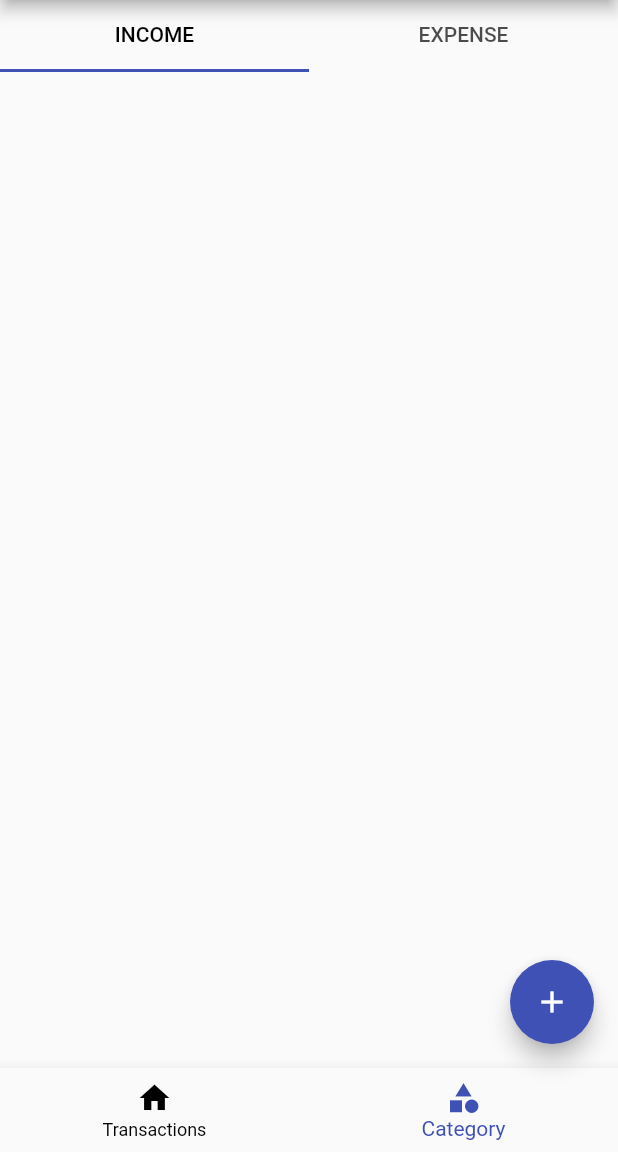
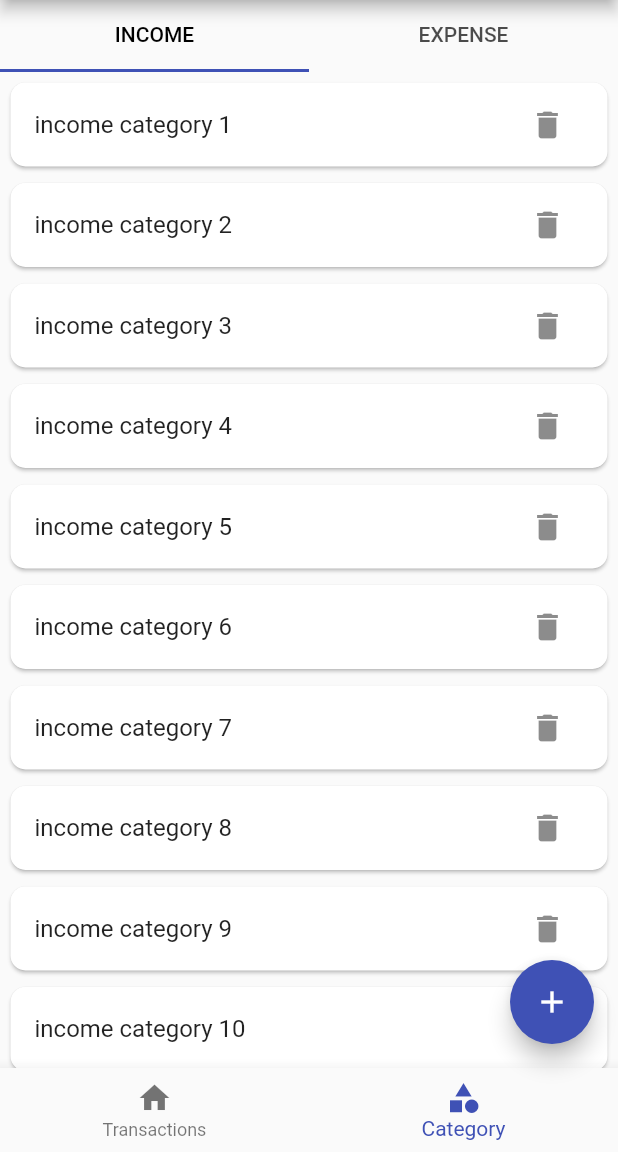
Before and after one commit to nijaskhan/Money-Manager-MobileApp, a Flutter app: the screen it shows after launch, item 2 of the bottom bar chosen, on a phone screen of 412 x 824 dp, the part 84-1236 px from its top. Run offline on Flutter 3.47's test engine with Material 2 defaults, Android fonts, the light colour scheme and no system bars.

Commit message:
expense and income tabs added in screen_category

```diff
--- /dev/null
+++ b/lib/screens/category/income_category_list.dart
@@ -0,0 +1,32 @@
+import 'package:flutter/cupertino.dart';
+import 'package:flutter/material.dart';
+
+class IncomeCategoryList extends StatelessWidget {
+  const IncomeCategoryList({super.key});
+
+  @override
+  Widget build(BuildContext context) {
+    return ListView.separated(
+      itemBuilder: (ctx, index) {
+        return Padding(
+          padding: const EdgeInsets.fromLTRB(3, 3, 3, 0),
+          child: Card(
+            elevation: 1,
+            shape: RoundedRectangleBorder(
+                borderRadius: BorderRadius.all(Radius.circular(10))),
+            child: ListTile(
+              title: Text("income category ${index+1}"),
+              trailing: IconButton(onPressed: (){
+                print("delete button pressed");
+              }, icon: const Icon(Icons.delete)),
+            ),
+          ),
+        );
+      },
+      separatorBuilder: (ctx, index){
+        return const SizedBox(height: 0,);
+      },
+      itemCount: 30,
+    );
+  }
+}
--- a/lib/screens/category/screen_category.dart
+++ b/lib/screens/category/screen_category.dart
@@ -1,4 +1,6 @@
 import 'package:flutter/material.dart';
+import 'package:money_management_project/screens/category/expense_category_list.dart';
+import 'package:money_management_project/screens/category/income_category_list.dart';
 
 class ScreenCategory extends StatefulWidget {
   const ScreenCategory({super.key});
@@ -7,10 +9,11 @@ class ScreenCategory extends StatefulWidget {
   State<ScreenCategory> createState() => _ScreenCategoryState();
 }
 
-class _ScreenCategoryState extends State<ScreenCategory> with SingleTickerProviderStateMixin {
+class _ScreenCategoryState extends State<ScreenCategory>
+    with SingleTickerProviderStateMixin {
   late TabController _tabController;
 
-  void initState(){
+  void initState() {
     _tabController = TabController(length: 2, vsync: this);
   }
 
@@ -21,10 +24,15 @@ class _ScreenCategoryState extends State<ScreenCategory> with SingleTickerProvid
         labelColor: Colors.black,
         indicatorColor: Colors.indigo,
         controller: _tabController,
-        tabs: [
-          Tab(text: 'INCOME'),
-          Tab(text: 'EXPENSE')
-        ],
+        tabs: [Tab(text: 'INCOME'), Tab(text: 'EXPENSE')],
+      ),
+      Expanded(
+        child: TabBarView(
+            controller: _tabController,
+            children: [
+              IncomeCategoryList(),
+              ExpenseCategoryList(),
+            ]),
       ),
     ]);
   }
--- a/lib/screens/home/widgets/widget_botttom_navbar.dart
+++ b/lib/screens/home/widgets/widget_botttom_navbar.dart
@@ -18,8 +18,7 @@ class MoneyManagerBotttomNavigation extends StatelessWidget {
             BottomNavigationBarItem(icon: Icon(Icons.home), label: 'Transactions'),
             BottomNavigationBarItem(icon: Icon(Icons.category), label: 'Category')
           ],
-          selectedItemColor: Colors.indigo,
-          unselectedItemColor: Colors.black,
+          selectedItemColor: Colors.indigo
         );
       },
     );
```
Also changed, not shown: lib/screens/category/expense_category_list.dart (added, +32 -0 lines).
